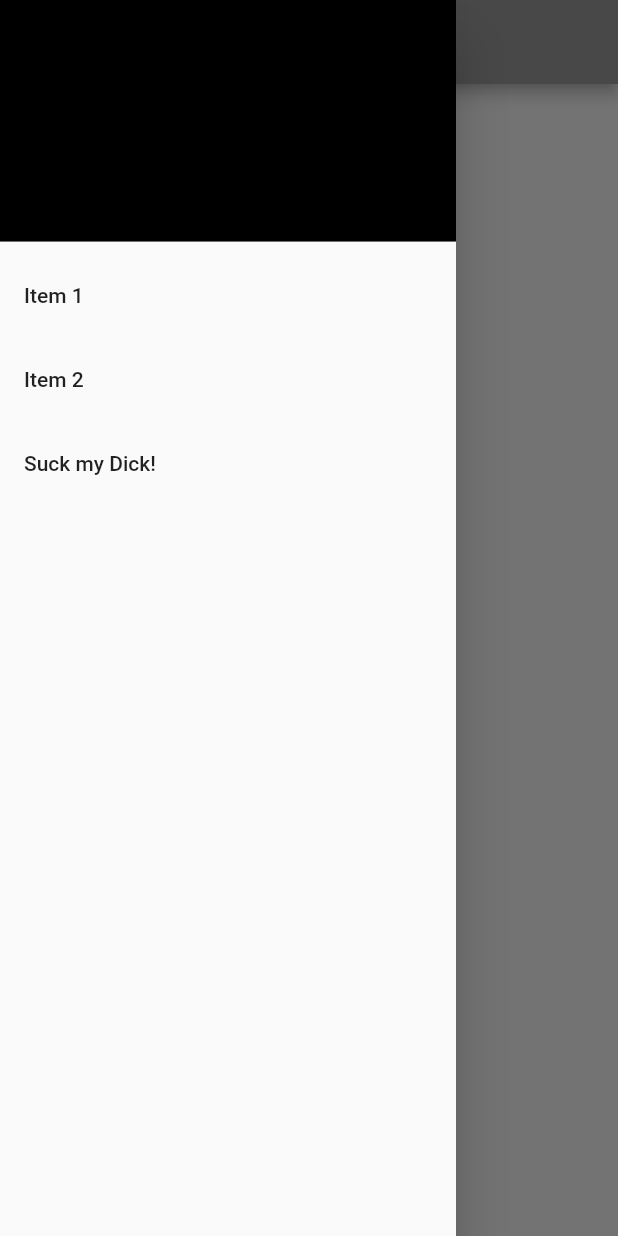
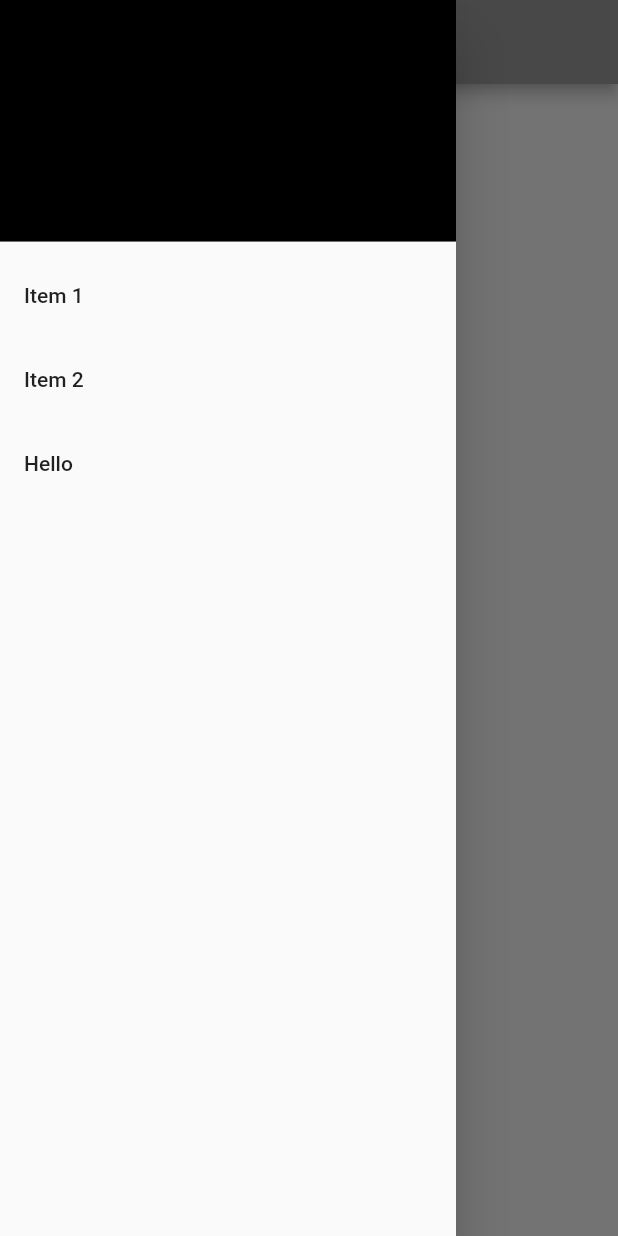
Before and after one commit to qwer55252/Android_Studio_project, a Flutter app: the screen it shows after launch, with the side drawer open, on a phone screen of 412 x 824 dp. Run offline on Flutter 3.47's test engine with Material 2 defaults, Android fonts, the light colour scheme and no system bars.

Commit message:
Drawer Commit

```diff
--- a/lib/main.dart
+++ b/lib/main.dart
@@ -56,7 +56,7 @@ class MyHomePage extends StatelessWidget {
               }
             ),
             ListTile( // 메뉴의 칼럼2 타일
-                title: Text('Suck my Dick!'),
+                title: Text('Hello'),
                 onTap: () {
                   // 앱의 상태를 업데이트
                 }
```
